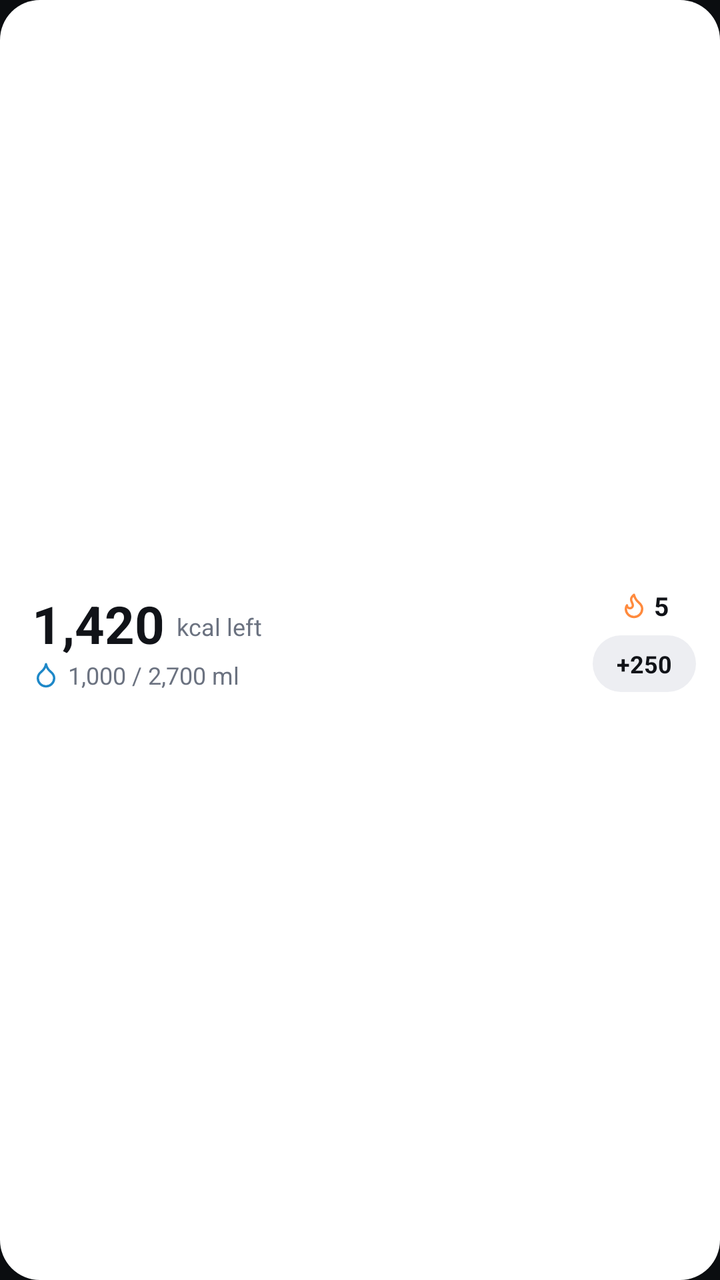
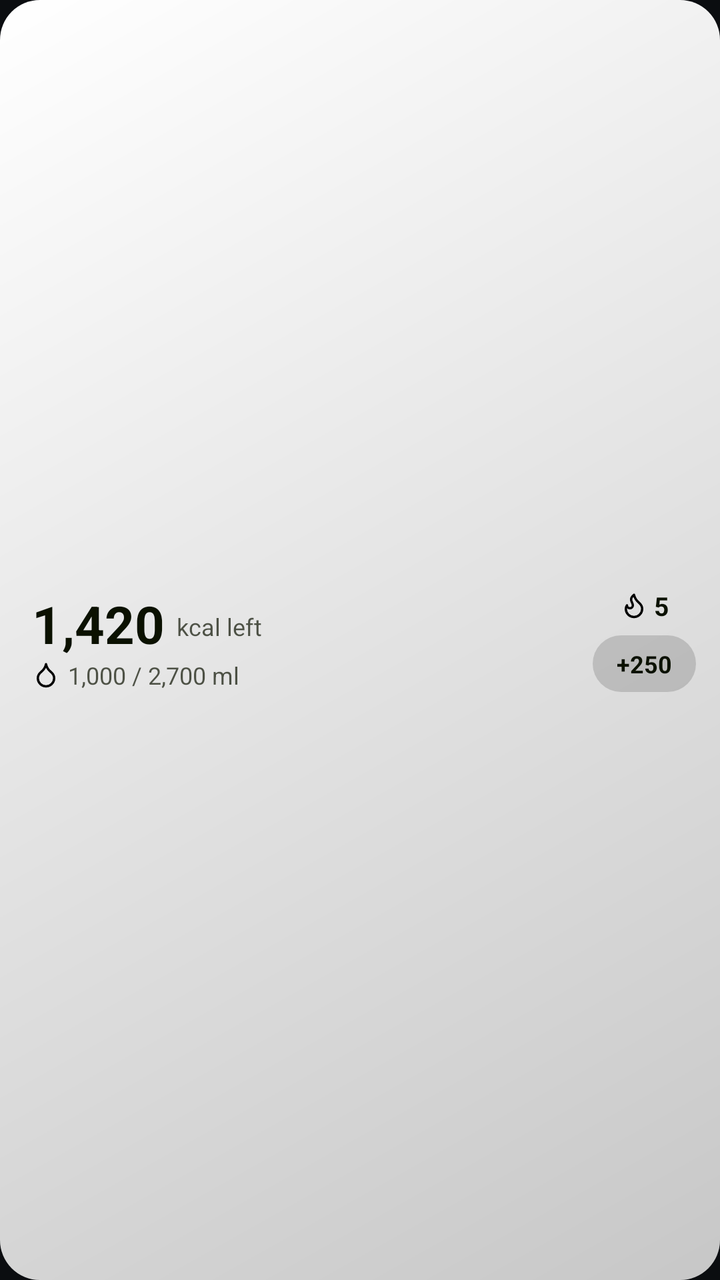

Before-and-after screenshots of an Android layout around one commit, followed by the original layout XML and the change that was made.
<!-- AndroidManifest.xml: application theme Theme.TideFit -->
<!-- res/layout/widget_today.xml -->
<?xml version="1.0" encoding="utf-8"?>
<LinearLayout xmlns:android="http://schemas.android.com/apk/res/android"
    android:id="@+id/widget_root"
    android:layout_width="match_parent"
    android:layout_height="match_parent"
    android:gravity="center_vertical"
    android:orientation="horizontal"
    android:paddingStart="16dp"
    android:paddingTop="10dp"
    android:paddingEnd="12dp"
    android:paddingBottom="10dp"
    android:background="@drawable/widget_bg">

    <LinearLayout
        android:layout_width="0dp"
        android:layout_height="wrap_content"
        android:layout_weight="1"
        android:orientation="vertical">
        <LinearLayout
            android:layout_width="wrap_content"
            android:layout_height="wrap_content"
            android:baselineAligned="true"
            android:orientation="horizontal">
            <TextView
                android:id="@+id/widget_kcal"
                android:text="1,420"
                android:layout_width="wrap_content"
                android:layout_height="wrap_content"
                android:textColor="@color/widget_text"
                android:textSize="26sp"
                android:textStyle="bold" />
            <TextView
                android:id="@+id/widget_kcal_label"
                android:text="kcal left"
                android:layout_width="wrap_content"
                android:layout_height="wrap_content"
                android:layout_gravity="bottom"
                android:layout_marginStart="6dp"
                android:layout_marginBottom="4dp"
                android:textColor="@color/widget_muted"
                android:textSize="12sp" />
        </LinearLayout>
        <LinearLayout
            android:layout_width="wrap_content"
            android:layout_height="wrap_content"
            android:gravity="center_vertical"
            android:orientation="horizontal">
            <ImageView
                android:layout_width="14dp"
                android:layout_height="14dp"
                android:contentDescription="@null"
                android:src="@drawable/ic_widget_drop" />
            <TextView
                android:id="@+id/widget_water"
                android:text="1,000 / 2,700 ml"
                android:layout_width="wrap_content"
                android:layout_height="wrap_content"
                android:layout_marginStart="4dp"
                android:textColor="@color/widget_muted"
                android:textSize="12sp" />
        </LinearLayout>
    </LinearLayout>

    <LinearLayout
        android:layout_width="wrap_content"
        android:layout_height="wrap_content"
        android:gravity="center_horizontal"
        android:orientation="vertical">
        <LinearLayout
            android:layout_width="wrap_content"
            android:layout_height="wrap_content"
            android:layout_marginBottom="6dp"
            android:gravity="center_vertical"
            android:orientation="horizontal">
            <ImageView
                android:layout_width="14dp"
                android:layout_height="14dp"
                android:contentDescription="@null"
                android:src="@drawable/ic_widget_flame" />
            <TextView
                android:id="@+id/widget_streak"
                android:text="5"
                android:layout_width="wrap_content"
                android:layout_height="wrap_content"
                android:layout_marginStart="3dp"
                android:textColor="@color/widget_text"
                android:textSize="13sp"
                android:textStyle="bold" />
        </LinearLayout>
        <TextView
            android:id="@+id/widget_add_water"
            android:text="+250"
            android:layout_width="wrap_content"
            android:layout_height="wrap_content"
            android:background="@drawable/widget_chip"
            android:paddingStart="12dp"
            android:paddingTop="6dp"
            android:paddingEnd="12dp"
            android:paddingBottom="6dp"
            android:textColor="@color/widget_text"
            android:textSize="12sp"
            android:textStyle="bold" />
    </LinearLayout>
</LinearLayout>
<!-- resources referenced by this layout -->
<resources>
  <color name="widget_muted">#FF6B7280</color>
  <color name="widget_text">#FF111318</color>
  <!-- drawable ic_widget_drop (drawable) -->
  <?xml version="1.0" encoding="utf-8"?>
  <vector xmlns:android="http://schemas.android.com/apk/res/android" android:width="24dp" android:height="24dp" android:viewportWidth="24" android:viewportHeight="24">
      <path android:pathData="M12 22a7 7 0 0 0 7-7c0-2-1-3.9-3-5.5s-3.5-4-4-6.5c-.5 2.5-2 4.9-4 6.5C6 11.1 5 13 5 15a7 7 0 0 0 7 7z"
          android:strokeColor="@color/widget_water" android:strokeWidth="2" android:strokeLineCap="round" android:strokeLineJoin="round" />
  </vector>
  <!-- drawable ic_widget_flame (drawable) -->
  <?xml version="1.0" encoding="utf-8"?>
  <vector xmlns:android="http://schemas.android.com/apk/res/android" android:width="24dp" android:height="24dp" android:viewportWidth="24" android:viewportHeight="24">
      <path android:pathData="M12 3q1 4 4 6.5t3 5.5a1 1 0 0 1-14 0 5 5 0 0 1 1-3 1 1 0 0 0 5 0c0-2-1.5-3-1.5-5q0-2 2.5-4"
          android:strokeColor="@color/widget_flame" android:strokeWidth="2" android:strokeLineCap="round" android:strokeLineJoin="round" />
  </vector>
  <!-- drawable widget_bg (drawable) -->
  <?xml version="1.0" encoding="utf-8"?>
  <shape xmlns:android="http://schemas.android.com/apk/res/android" android:shape="rectangle">
      <solid android:color="@color/widget_bg" />
      <corners android:radius="20dp" />
  </shape>
  <!-- drawable widget_chip (drawable) -->
  <?xml version="1.0" encoding="utf-8"?>
  <shape xmlns:android="http://schemas.android.com/apk/res/android" android:shape="rectangle">
      <solid android:color="@color/widget_chip" />
      <corners android:radius="20dp" />
  </shape>
  <style name="Theme.TideFit" parent="android:Theme.Material.NoActionBar">
          <item name="android:windowBackground">@color/tide_window_bg</item>
          <item name="android:statusBarColor">@android:color/transparent</item>
          <item name="android:navigationBarColor">@android:color/transparent</item>
      </style>
  <color name="widget_water">#FF1E88C8</color>
  <color name="widget_flame">#FFFF8A3D</color>
  <color name="widget_bg">#FFFFFFFF</color>
  <color name="widget_chip">#FFEDEEF2</color>
  <color name="tide_window_bg">#0B0D10</color>
</resources>

<!-- the commit's change to res/layout/widget_today.xml (unified diff, before → after) -->
@@ -1,6 +1,24 @@
 <?xml version="1.0" encoding="utf-8"?>
-<LinearLayout xmlns:android="http://schemas.android.com/apk/res/android"
+<FrameLayout xmlns:android="http://schemas.android.com/apk/res/android"
     android:id="@+id/widget_root"
+    android:layout_width="match_parent"
+    android:layout_height="match_parent">
+
+    <ImageView
+        android:id="@+id/widget_bg"
+        android:layout_width="match_parent"
+        android:layout_height="match_parent"
+        android:contentDescription="@null"
+        android:scaleType="fitXY"
+        android:src="@drawable/widget_bg" />
+    <ImageView
+        android:layout_width="match_parent"
+        android:layout_height="match_parent"
+        android:contentDescription="@null"
+        android:scaleType="fitXY"
+        android:src="@drawable/widget_bg_shade" />
+
+<LinearLayout
     android:layout_width="match_parent"
     android:layout_height="match_parent"
     android:gravity="center_vertical"
@@ -8,8 +26,7 @@
     android:paddingStart="16dp"
     android:paddingTop="10dp"
     android:paddingEnd="12dp"
-    android:paddingBottom="10dp"
-    android:background="@drawable/widget_bg">
+    android:paddingBottom="10dp">
 
     <LinearLayout
         android:layout_width="0dp"
@@ -26,7 +43,7 @@
                 android:text="1,420"
                 android:layout_width="wrap_content"
                 android:layout_height="wrap_content"
-                android:textColor="@color/widget_text"
+                android:textColor="#FF0B1100"
                 android:textSize="26sp"
                 android:textStyle="bold" />
             <TextView
@@ -37,7 +54,7 @@
                 android:layout_gravity="bottom"
                 android:layout_marginStart="6dp"
                 android:layout_marginBottom="4dp"
-                android:textColor="@color/widget_muted"
+                android:textColor="#B30B1100"
                 android:textSize="12sp" />
         </LinearLayout>
         <LinearLayout
@@ -49,6 +66,7 @@
                 android:layout_width="14dp"
                 android:layout_height="14dp"
                 android:contentDescription="@null"
+                android:id="@+id/widget_drop_icon"
                 android:src="@drawable/ic_widget_drop" />
             <TextView
                 android:id="@+id/widget_water"
@@ -56,7 +74,7 @@
                 android:layout_width="wrap_content"
                 android:layout_height="wrap_content"
                 android:layout_marginStart="4dp"
-                android:textColor="@color/widget_muted"
+                android:textColor="#B30B1100"
                 android:textSize="12sp" />
         </LinearLayout>
     </LinearLayout>
@@ -76,6 +94,7 @@
                 android:layout_width="14dp"
                 android:layout_height="14dp"
                 android:contentDescription="@null"
+                android:id="@+id/widget_flame_icon"
                 android:src="@drawable/ic_widget_flame" />
             <TextView
                 android:id="@+id/widget_streak"
@@ -83,7 +102,7 @@
                 android:layout_width="wrap_content"
                 android:layout_height="wrap_content"
                 android:layout_marginStart="3dp"
-                android:textColor="@color/widget_text"
+                android:textColor="#FF0B1100"
                 android:textSize="13sp"
                 android:textStyle="bold" />
         </LinearLayout>
@@ -97,8 +116,9 @@
             android:paddingTop="6dp"
             android:paddingEnd="12dp"
             android:paddingBottom="6dp"
-            android:textColor="@color/widget_text"
+            android:textColor="#FF0B1100"
             android:textSize="12sp"
             android:textStyle="bold" />
     </LinearLayout>
 </LinearLayout>
+</FrameLayout>
<!-- resource entries referenced after the edit -->
@@ -1,29 +1,33 @@
 <!-- resources referenced by this layout -->
 <resources>
-  <color name="widget_muted">#FF6B7280</color>
-  <color name="widget_text">#FF111318</color>
   <!-- drawable ic_widget_drop (drawable) -->
   <?xml version="1.0" encoding="utf-8"?>
   <vector xmlns:android="http://schemas.android.com/apk/res/android" android:width="24dp" android:height="24dp" android:viewportWidth="24" android:viewportHeight="24">
       <path android:pathData="M12 22a7 7 0 0 0 7-7c0-2-1-3.9-3-5.5s-3.5-4-4-6.5c-.5 2.5-2 4.9-4 6.5C6 11.1 5 13 5 15a7 7 0 0 0 7 7z"
-          android:strokeColor="@color/widget_water" android:strokeWidth="2" android:strokeLineCap="round" android:strokeLineJoin="round" />
+          android:strokeColor="#FF000000" android:strokeWidth="2" android:strokeLineCap="round" android:strokeLineJoin="round" />
   </vector>
   <!-- drawable ic_widget_flame (drawable) -->
   <?xml version="1.0" encoding="utf-8"?>
   <vector xmlns:android="http://schemas.android.com/apk/res/android" android:width="24dp" android:height="24dp" android:viewportWidth="24" android:viewportHeight="24">
       <path android:pathData="M12 3q1 4 4 6.5t3 5.5a1 1 0 0 1-14 0 5 5 0 0 1 1-3 1 1 0 0 0 5 0c0-2-1.5-3-1.5-5q0-2 2.5-4"
-          android:strokeColor="@color/widget_flame" android:strokeWidth="2" android:strokeLineCap="round" android:strokeLineJoin="round" />
+          android:strokeColor="#FF000000" android:strokeWidth="2" android:strokeLineCap="round" android:strokeLineJoin="round" />
   </vector>
   <!-- drawable widget_bg (drawable) -->
   <?xml version="1.0" encoding="utf-8"?>
   <shape xmlns:android="http://schemas.android.com/apk/res/android" android:shape="rectangle">
-      <solid android:color="@color/widget_bg" />
+      <solid android:color="#FFFFFFFF" />
+      <corners android:radius="20dp" />
+  </shape>
+  <!-- drawable widget_bg_shade (drawable) -->
+  <?xml version="1.0" encoding="utf-8"?>
+  <shape xmlns:android="http://schemas.android.com/apk/res/android" android:shape="rectangle">
+      <gradient android:angle="315" android:startColor="#00000000" android:endColor="#38000000" />
       <corners android:radius="20dp" />
   </shape>
   <!-- drawable widget_chip (drawable) -->
   <?xml version="1.0" encoding="utf-8"?>
   <shape xmlns:android="http://schemas.android.com/apk/res/android" android:shape="rectangle">
-      <solid android:color="@color/widget_chip" />
+      <solid android:color="#26000000" />
       <corners android:radius="20dp" />
   </shape>
   <style name="Theme.TideFit" parent="android:Theme.Material.NoActionBar">
@@ -31,10 +35,6 @@
           <item name="android:statusBarColor">@android:color/transparent</item>
           <item name="android:navigationBarColor">@android:color/transparent</item>
       </style>
-  <color name="widget_water">#FF1E88C8</color>
-  <color name="widget_flame">#FFFF8A3D</color>
-  <color name="widget_bg">#FFFFFFFF</color>
-  <color name="widget_chip">#FFEDEEF2</color>
   <color name="tide_window_bg">#0B0D10</color>
 </resources>
 
